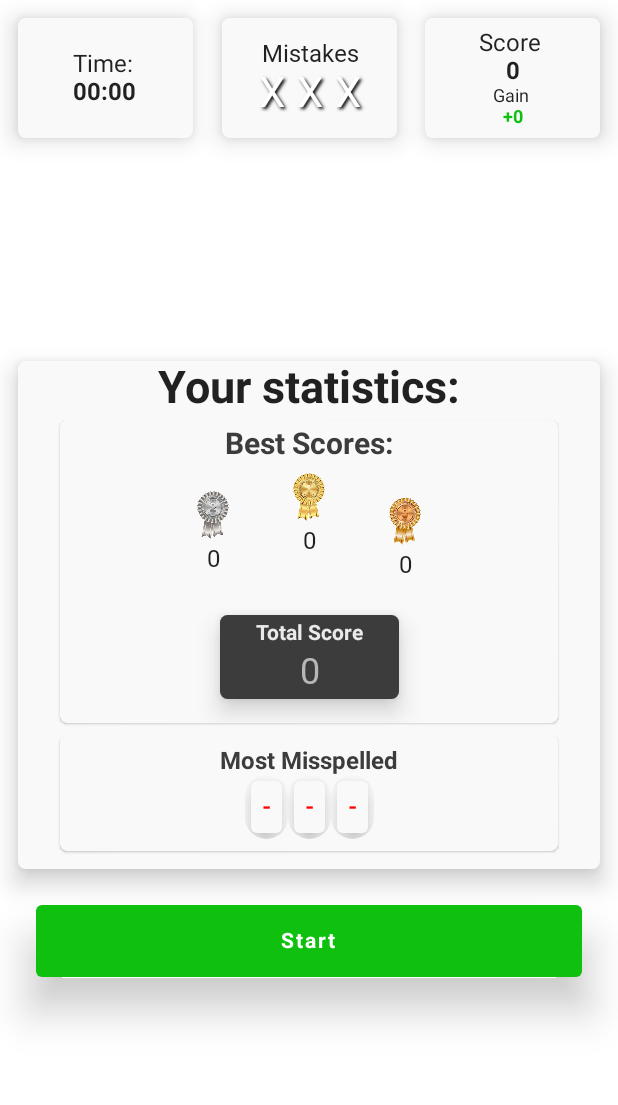
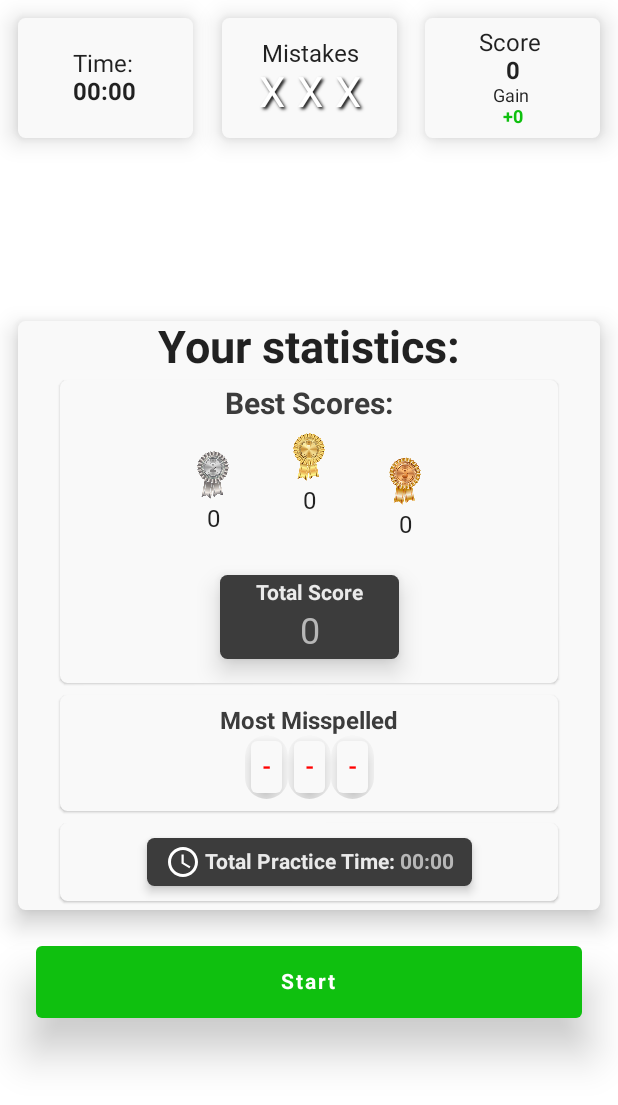
Before and after one commit to altaysoprano/TypingPracticeGame, an Android app built with Jetpack Compose: the screen it shows after launch (MainActivity), on a phone screen of 412 x 824 dp. Shown: the top 1105 px of the screen. Run offline under Robolectric (Android 15) with nearby library versions, the phone set to English and light mode, and no system bars; our stand-ins replace Dagger/Hilt's generated code, Room's generated code; Roboto replaces fonts that are not available here.

Commit message:
total time added in main screen

```diff
--- a/app/src/main/java/com/example/typingpractice/MainScreen.kt
+++ b/app/src/main/java/com/example/typingpractice/MainScreen.kt
@@ -40,6 +40,7 @@ fun MainScreen(
     val extraPoints = viewModel.extraPoints
     val bestScores = viewModel.allScores
     val letters = viewModel.allLetters
+    val totalTime = viewModel.totalTimeText
     val charachterCount = viewModel.charachterCount
     val isGameStarted = viewModel.isGameStarted.value
     val isPaused = viewModel.isPaused.value
@@ -120,7 +121,8 @@ fun MainScreen(
                         backgroundColor = MaterialTheme.colors.onBackground,
                         bestScores = bestScores.value.allScores,
                         totalScore = bestScores.value.totalScore,
-                        letters = letters.value.allLetters
+                        letters = letters.value.allLetters,
+                        totalTime = totalTime.value
                     )
                 }
                 Column(
--- /dev/null
+++ b/app/src/main/java/com/example/typingpractice/data/GetTotalTime.kt
@@ -0,0 +1,10 @@
+package com.example.typingpractice.data
+
+class GetTotalTime(
+    private val repository: TimeRepository
+) {
+
+    suspend operator fun invoke(): Int {
+        return repository.getTotalTime() ?: 0
+    }
+}
--- /dev/null
+++ b/app/src/main/java/com/example/typingpractice/data/InsertTime.kt
@@ -0,0 +1,10 @@
+package com.example.typingpractice.data
+
+class InsertTime(
+    private val repository: TimeRepository
+) {
+
+    suspend operator fun invoke(time: Time) {
+        repository.insertTime(time)
+    }
+}
--- a/app/src/main/java/com/example/typingpractice/data/ScoreDatabase.kt
+++ b/app/src/main/java/com/example/typingpractice/data/ScoreDatabase.kt
@@ -4,13 +4,14 @@ import androidx.room.Database
 import androidx.room.RoomDatabase
 
 @Database(
-    entities = [Score::class, Letter::class],
+    entities = [Score::class, Letter::class, Time::class],
     version = 1
 )
 abstract class ScoreDatabase: RoomDatabase() {
 
     abstract val scoreDao: ScoreDao
     abstract val letterDao: LetterDao
+    abstract val timeDao: TimeDao
 
     companion object {
         const val DATABASE_NAME = "scores_db"
--- /dev/null
+++ b/app/src/main/java/com/example/typingpractice/data/Time.kt
@@ -0,0 +1,11 @@
+package com.example.typingpractice.data
+
+import androidx.room.Entity
+import androidx.room.PrimaryKey
+
+@Entity(tableName = "time_table")
+data class Time(
+    @PrimaryKey(autoGenerate = true)
+    val id: Int,
+    val duration: Int
+)
--- /dev/null
+++ b/app/src/main/java/com/example/typingpractice/data/TimeDao.kt
@@ -0,0 +1,16 @@
+package com.example.typingpractice.data
+
+import androidx.room.Dao
+import androidx.room.Insert
+import androidx.room.OnConflictStrategy.IGNORE
+import androidx.room.Query
+
+@Dao
+interface TimeDao {
+
+    @Insert(onConflict = IGNORE)
+    suspend fun insertTime(time: Time)
+
+    @Query("SELECT SUM(duration) FROM time_table")
+    suspend fun getTotalTime(): Int?
+}
--- /dev/null
+++ b/app/src/main/java/com/example/typingpractice/data/TimeRepository.kt
@@ -0,0 +1,7 @@
+package com.example.typingpractice.data
+
+interface TimeRepository {
+
+    suspend fun insertTime(time: Time)
+    suspend fun getTotalTime(): Int?
+}
--- /dev/null
+++ b/app/src/main/java/com/example/typingpractice/data/TimeRepositoryImpl.kt
@@ -0,0 +1,14 @@
+package com.example.typingpractice.data
+
+class TimeRepositoryImpl(
+    private val dao: TimeDao
+): TimeRepository {
+
+    override suspend fun insertTime(time: Time) {
+        dao.insertTime(time)
+    }
+
+    override suspend fun getTotalTime(): Int? {
+        return dao.getTotalTime()
+    }
+}
--- a/app/src/main/java/com/example/typingpractice/di/AppModule.kt
+++ b/app/src/main/java/com/example/typingpractice/di/AppModule.kt
@@ -37,6 +37,12 @@ object AppModule {
 
     @Provides
     @Singleton
+    fun provideTimeRepository(db: ScoreDatabase): TimeRepository {
+        return TimeRepositoryImpl(db.timeDao)
+    }
+
+    @Provides
+    @Singleton
     fun provideGetScores(repository: ScoreRepository): GetScores {
         return GetScores(repository)
     }
@@ -45,6 +51,12 @@ object AppModule {
     @Singleton
     fun provideGetLetters(repository: LetterRepository): GetLetters {
         return GetLetters(repository)
+    }
+
+    @Provides
+    @Singleton
+    fun provideGetTotalTime(repository: TimeRepository) : GetTotalTime {
+        return GetTotalTime(repository)
     }
 
     @Provides
@@ -67,6 +79,12 @@ object AppModule {
 
     @Provides
     @Singleton
+    fun provideInsertTime(repository: TimeRepository): InsertTime {
+        return InsertTime(repository)
+    }
+
+    @Provides
+    @Singleton
     fun provideDeleteAllScores(repository: ScoreRepository): DeleteAllScores {
         return DeleteAllScores(repository)
     }
--- a/app/src/main/java/com/example/typingpractice/ui/BestScoresCard.kt
+++ b/app/src/main/java/com/example/typingpractice/ui/BestScoresCard.kt
@@ -30,7 +30,8 @@ fun BestScoresCard(
     backgroundColor: Color,
     letters: List<Letter>,
     bestScores: List<Score>,
-    totalScore: Int
+    totalScore: Int,
+    totalTime: String
 ) {
     Card(
         modifier = modifier,
@@ -51,7 +52,9 @@ fun BestScoresCard(
                 Card(
                     shape = RoundedCornerShape(5.dp),
                     backgroundColor = backgroundColor,
-                    modifier = Modifier.padding(horizontal = 24.dp).fillMaxWidth()
+                    modifier = Modifier
+                        .padding(horizontal = 24.dp)
+                        .fillMaxWidth()
                 ) {
                     Column(
                         modifier = Modifier
@@ -118,11 +121,8 @@ fun BestScoresCard(
                             }
                         }
                         Spacer(modifier = Modifier.height(16.dp))
-                        Row(
-                            horizontalArrangement = Arrangement.Center,
-                            modifier = Modifier.padding(bottom = 12.dp)
-                        ) {
                         Card(
+                            modifier = Modifier.padding(bottom = 12.dp),
                             shape = RoundedCornerShape(5.dp),
                             elevation = 10.dp,
                             backgroundColor = MaterialTheme.colors.onPrimary
@@ -149,9 +149,56 @@ fun BestScoresCard(
                         }
                     }
                 }
-                }
                 LettersCard(backgroundColor = backgroundColor, letters = letters)
+                Card(
+                    shape = RoundedCornerShape(5.dp),
+                    backgroundColor = backgroundColor,
+                    modifier = Modifier
+                        .padding(horizontal = 24.dp)
+                        .fillMaxWidth()
+                ) {
+                    Row(
+                        verticalAlignment = CenterVertically,
+                        horizontalArrangement = Arrangement.Center,
+                        modifier = Modifier.padding(horizontal = 24.dp, vertical = 10.dp)
+                    ) {
+                        Card(
+                            shape = RoundedCornerShape(5.dp),
+                            elevation = 4.dp,
+                            backgroundColor = MaterialTheme.colors.onPrimary
+                        ) {
+                            Row(
+                                verticalAlignment = CenterVertically,
+                                horizontalArrangement = Arrangement.Center,
+                                modifier = Modifier.padding(horizontal = 12.dp, vertical = 4.dp)
+                            ) {
+                                Image(
+                                    painter = painterResource(id = R.drawable.ic_time),
+                                    contentDescription = "Total Practice Time",
+                                    modifier = Modifier.size(24.dp)
+                                )
+                                Spacer(modifier = Modifier.width(2.dp))
+                                Text(
+                                    text = "Total Practice Time:",
+                                    fontSize = 14.sp,
+                                    fontWeight = Bold,
+                                    color = MaterialTheme.colors.surface,
+                                    textAlign = TextAlign.Center
+                                )
+                                Spacer(modifier = Modifier.width(4.dp))
+                                Text(
+                                    text = totalTime,
+                                    fontWeight = Bold,
+                                    fontSize = 14.sp,
+                                    color = MaterialTheme.colors.secondaryVariant,
+                                    textAlign = TextAlign.Center
+                                )
                             }
                         }
                     }
                 }
+                Spacer(modifier = Modifier.height(2.dp))
+            }
+        }
+    }
+}
--- a/app/src/main/java/com/example/typingpractice/ui/MainScreenViewModel.kt
+++ b/app/src/main/java/com/example/typingpractice/ui/MainScreenViewModel.kt
@@ -21,12 +21,15 @@ class MainScreenViewModel @Inject constructor(
     private val getScores: GetScores,
     private val insertScore: InsertScore,
     private val getLetters: GetLetters,
-    private val insertLetter: InsertLetter
+    private val insertLetter: InsertLetter,
+    private val getTotalTime: GetTotalTime,
+    private val insertTime: InsertTime
 ) : ViewModel() {
 
     var extraPoints = 0
     var charachterCount = 0
     private var time = 0
+    private var totalTime = 0
     val focusRequester = FocusRequester()
     private var timerJob: Job? = null
 
@@ -51,6 +54,9 @@ class MainScreenViewModel @Inject constructor(
     private val _timeText: MutableState<String> = mutableStateOf("00:00")
     val timeText = _timeText
 
+    private val _totalTimeText: MutableState<String> = mutableStateOf("00:00")
+    val totalTimeText = _totalTimeText
+
     private val _isGameStarted: MutableState<Boolean> = mutableStateOf(false)
     val isGameStarted = _isGameStarted
 
@@ -63,6 +69,8 @@ class MainScreenViewModel @Inject constructor(
     init {
         getAllScores()
         getAllLetters()
+        setTotalTime()
+        Log.d("Mesaj: ", "initte total time: " + _totalTimeText.value)
     }
 
     fun increaseScore(number: Int) {
@@ -79,6 +87,8 @@ class MainScreenViewModel @Inject constructor(
         extraPoints = 0
         getAllScores()
         getAllLetters()
+        setTotalTime()
+        Log.d("Mesaj: ", "dismissten sonra total time: " + _totalTimeText.value)
         resetTime()
         resetAllWrongLetters()
         _letterGroup.clear()
@@ -120,12 +130,18 @@ class MainScreenViewModel @Inject constructor(
         }
     }
 
+    private fun setTotalTime() {
+        viewModelScope.launch {
+            val totalTime = getTotalTime()
+            _totalTimeText.value = stringForTime(totalTime)
+        }
+    }
+
     @ExperimentalTime
     suspend fun startTimer() {
         while (true) {
             delay(100.milliseconds)
             increaseTime(100)
-            // Log.d("Mesaj: ", "Time: $time")
             _timeText.value = stringForTime(time)
         }
     }
@@ -150,6 +166,12 @@ class MainScreenViewModel @Inject constructor(
     private fun addScores(score: Int) {
         viewModelScope.launch {
             insertScore(Score(0, score))
+        }
+    }
+
+    private fun insertTime(time: Int) {
+        viewModelScope.launch {
+            insertTime(Time(0, time))
         }
     }
 
@@ -211,8 +233,18 @@ class MainScreenViewModel @Inject constructor(
         }
         increaseScore(extraPoints)
         addAllWrongLetters()
+        addToTotalTime(time)
+        Log.d("Mesaj: ", totalTime.toString())
         changeSentenceToLetterGroup()
         resetTime()
+    }
+
+    private fun addToTotalTime(time: Int) {
+        totalTime += time
+    }
+
+    private fun resetTotalTime() {
+        totalTime = 0
     }
 
     fun onFinish() {
@@ -220,6 +252,10 @@ class MainScreenViewModel @Inject constructor(
         _dialogState.value = true
         resetCharachterCount()
         addScores(_score.value)
+        addToTotalTime(time)
+        insertTime(totalTime)
+        Log.d("Mesaj: ", totalTime.toString())
+        resetTotalTime()
         _isGameStarted.value = false
         _isPaused.value = false
         timerJob?.cancel()
--- /dev/null
+++ b/app/src/main/res/drawable/ic_time.xml
@@ -0,0 +1,6 @@
+<vector android:height="24dp" android:tint="#FFFFFF"
+    android:viewportHeight="24" android:viewportWidth="24"
+    android:width="24dp" xmlns:android="http://schemas.android.com/apk/res/android">
+    <path android:fillColor="@android:color/white" android:pathData="M11.99,2C6.47,2 2,6.48 2,12s4.47,10 9.99,10C17.52,22 22,17.52 22,12S17.52,2 11.99,2zM12,20c-4.42,0 -8,-3.58 -8,-8s3.58,-8 8,-8 8,3.58 8,8 -3.58,8 -8,8z"/>
+    <path android:fillColor="@android:color/white" android:pathData="M12.5,7H11v6l5.25,3.15 0.75,-1.23 -4.5,-2.67z"/>
+</vector>
```
Lines whose indentation alone changed are shown as unchanged.
